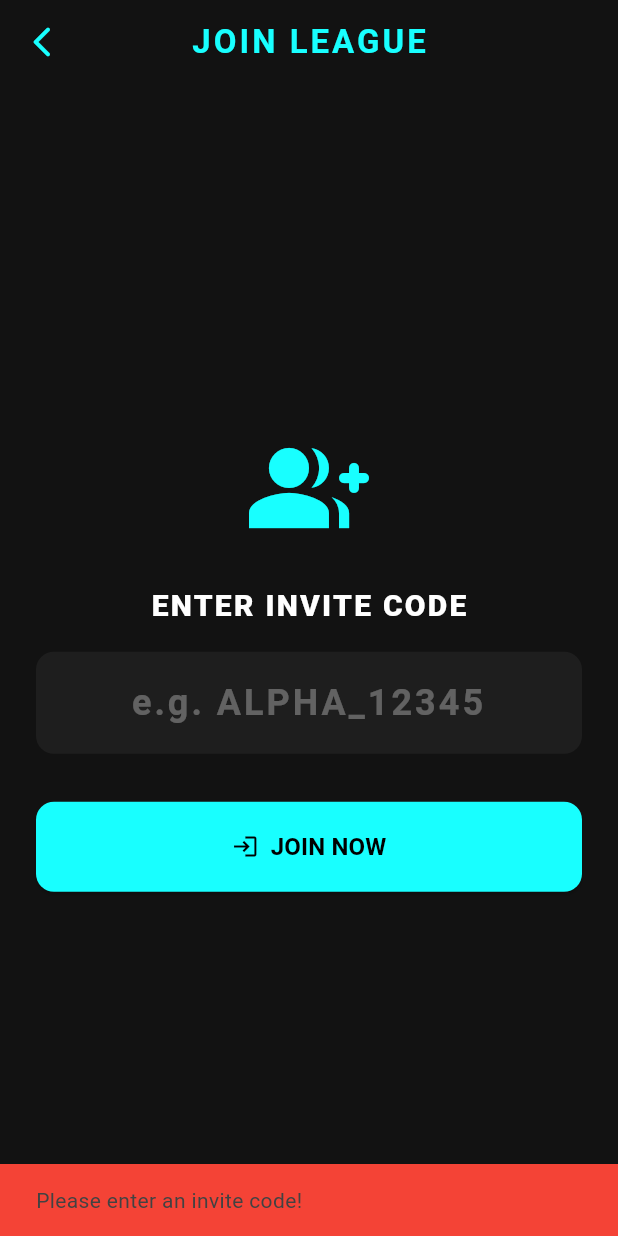
After one commit to cbass310/squared_circle_universe, a Flutter app: the PlayerJoinScreen screen opened directly, after a tap on "JOIN NOW", on a phone screen of 412 x 824 dp. The commit adds this screen. Run offline on Flutter 3.47's test engine with Material 3 defaults, Android fonts, the phone set to English and light mode, and no system bars; our stand-ins replace audioplayers, csv, file_picker, flutter_dotenv, flutter_riverpod, isar and 1 more; accounts and stored records are empty; generated files the repository leaves out were written again.

Commit message:
Phase 4.3: Add Player Join Screen and wire to Hub

```diff
--- /dev/null
+++ b/lib/ui/modes/network/player_join_screen.dart
@@ -0,0 +1,112 @@
+import 'package:flutter/material.dart';
+import 'package:supabase_flutter/supabase_flutter.dart';
+
+class PlayerJoinScreen extends StatefulWidget {
+  const PlayerJoinScreen({super.key});
+
+  @override
+  State<PlayerJoinScreen> createState() => _PlayerJoinScreenState();
+}
+
+// NOTICE THE FIX HERE: <PlayerJoinScreen> is strictly required.
+class _PlayerJoinScreenState extends State<PlayerJoinScreen> {
+  final _supabase = Supabase.instance.client;
+  final _codeController = TextEditingController();
+  bool _isLoading = false;
+
+  Future _joinLeague() async {
+    final code = _codeController.text.trim().toUpperCase();
+    if (code.isEmpty) {
+      ScaffoldMessenger.of(context).showSnackBar(const SnackBar(content: Text("Please enter an invite code!"), backgroundColor: Colors.red));
+      return;
+    }
+
+    setState(() => _isLoading = true);
+
+    try {
+      // 1. Search the cloud for the League
+      final league = await _supabase.from('leagues').select().eq('invite_code', code).maybeSingle();
+
+      if (league == null) {
+        if (mounted) ScaffoldMessenger.of(context).showSnackBar(const SnackBar(content: Text("League not found. Check the code!"), backgroundColor: Colors.red));
+        setState(() => _isLoading = false);
+        return;
+      }
+
+      final user = _supabase.auth.currentUser;
+      if (user == null) throw Exception("Not logged in");
+
+      // 2. Add the player to the League Members table
+      await _supabase.from('league_members').insert({
+        'league_id': league['id'],
+        'user_id': user.id,
+      });
+
+      if (mounted) {
+        ScaffoldMessenger.of(context).showSnackBar(SnackBar(content: Text("Successfully joined ${league['name']}! 🏆"), backgroundColor: Colors.green));
+        Navigator.pop(context); // Send them back for now
+      }
+    } catch (e) {
+      debugPrint("Join Error: $e");
+      if (mounted) {
+         // Safety check if they try to join a league they are already in
+         final errorMsg = e.toString().contains('duplicate key') ? "You are already in this league!" : "Error: $e";
+         ScaffoldMessenger.of(context).showSnackBar(SnackBar(content: Text(errorMsg), backgroundColor: Colors.red));
+      }
+    } finally {
+      if (mounted) setState(() => _isLoading = false);
+    }
+  }
+
+  @override
+  Widget build(BuildContext context) {
+    return Scaffold(
+      backgroundColor: const Color(0xFF121212),
+      appBar: AppBar(
+        backgroundColor: Colors.transparent,
+        elevation: 0,
+        leading: IconButton(icon: const Icon(Icons.arrow_back_ios_new_rounded, color: Colors.cyanAccent), onPressed: () => Navigator.pop(context)),
+        title: const Text("JOIN LEAGUE", style: TextStyle(color: Colors.cyanAccent, fontWeight: FontWeight.bold, letterSpacing: 2.0)),
+        centerTitle: true,
+      ),
+      body: Padding(
+        padding: const EdgeInsets.all(24.0),
+        child: Column(
+          mainAxisAlignment: MainAxisAlignment.center,
+          children: [
+            const Icon(Icons.group_add_rounded, size: 80, color: Colors.cyanAccent),
+            const SizedBox(height: 24),
+            const Text("ENTER INVITE CODE", style: TextStyle(color: Colors.white, fontSize: 20, fontWeight: FontWeight.w900, letterSpacing: 1.5)),
+            const SizedBox(height: 16),
+            TextField(
+              controller: _codeController,
+              style: const TextStyle(color: Colors.white, fontSize: 24, fontWeight: FontWeight.bold, letterSpacing: 2.0),
+              textAlign: TextAlign.center,
+              textCapitalization: TextCapitalization.characters,
+              decoration: InputDecoration(
+                hintText: "e.g. ALPHA_12345",
+                hintStyle: TextStyle(color: Colors.white.withOpacity(0.3)),
+                filled: true,
+                fillColor: const Color(0xFF1E1E1E),
+                border: OutlineInputBorder(borderRadius: BorderRadius.circular(12), borderSide: BorderSide.none),
+              ),
+            ),
+            const SizedBox(height: 32),
+            _isLoading
+              ? const CircularProgressIndicator(color: Colors.cyanAccent)
+              : ElevatedButton.icon(
+                  icon: const Icon(Icons.login, color: Colors.black),
+                  label: const Text("JOIN NOW", style: TextStyle(fontWeight: FontWeight.bold, fontSize: 16)),
+                  style: ElevatedButton.styleFrom(
+                    backgroundColor: Colors.cyanAccent,
+                    minimumSize: const Size(double.infinity, 60),
+                    shape: RoundedRectangleBorder(borderRadius: BorderRadius.circular(12)),
+                  ),
+                  onPressed: _joinLeague,
+                ),
+          ],
+        ),
+      ),
+    );
+  }
+}
--- a/lib/ui/screens/hub_screen.dart
+++ b/lib/ui/screens/hub_screen.dart
@@ -8,6 +8,7 @@ import '../../logic/roster_importer.dart'; // Importer
 // IMPORT THE NEW LEADERBOARD SCREEN
 import '../modes/leaderboard/leaderboard_screen.dart';
 import '../modes/network/global_network_auth_screen.dart';
+import '../modes/network/player_join_screen.dart';
 import '../modes/network/commissioner_dashboard_screen.dart';
 
 // --- THE GREAT PIVOT IMPORTS ---
```
